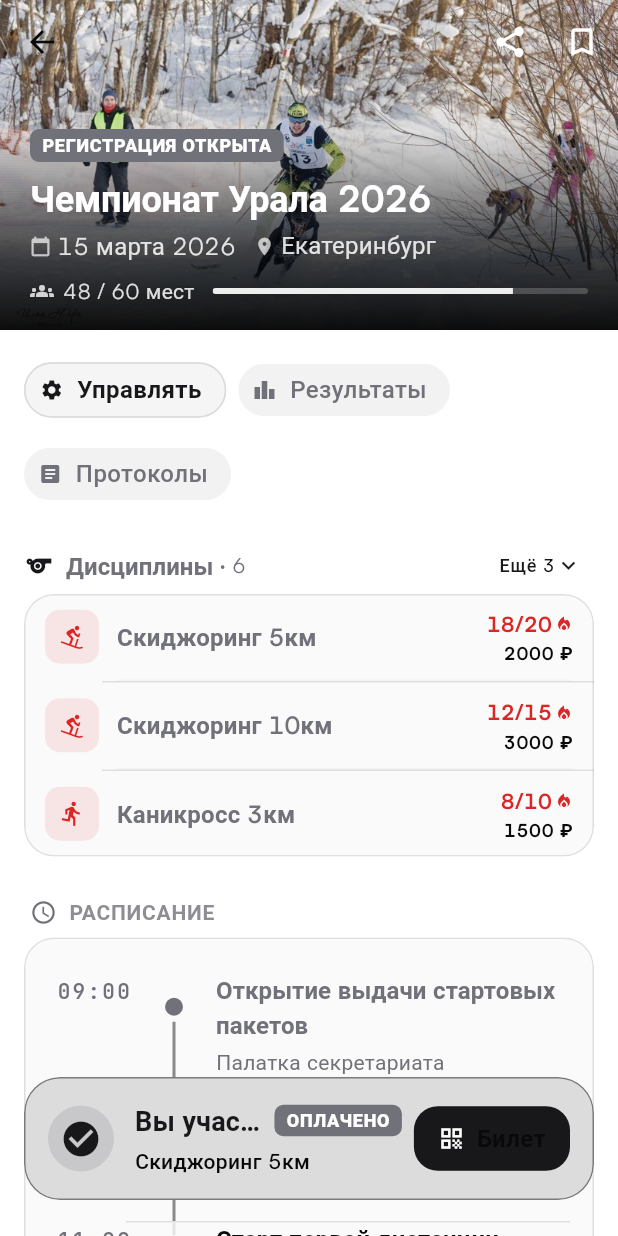
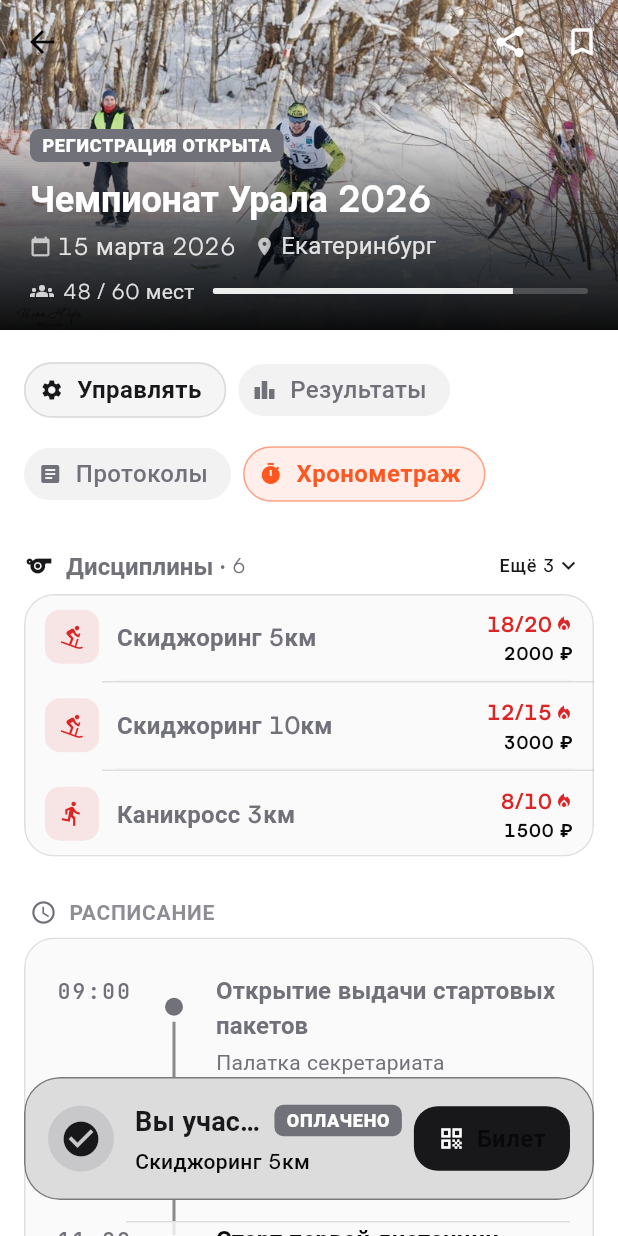
Before and after one commit to GoshaE/SportOS, a Flutter app: the EventDetailScreen screen opened directly, on a phone screen of 412 x 824 dp. Run offline on Flutter 3.47's test engine with Material 3 defaults, Android fonts, the phone set to English and light mode, and no system bars; our stand-ins replace fl_chart, flutter_riverpod, go_router, google_fonts; network calls fail.

Commit message:
refactor: Перенос Тренерского хронометража из Ops в публичный маршрут /events/:eventId/timing

```diff
--- a/app/lib/app/router.dart
+++ b/app/lib/app/router.dart
@@ -411,11 +411,6 @@ final GoRouter router = GoRouter(
               name: 'ops-map',
               builder: (context, state) => const GpsMapScreen(),
             ),
-            GoRoute(
-              path: 'coach',
-              name: 'ops-coach',
-              builder: (context, state) => const CoachTimingScreen(),
-            ),
           ],
         ),
         GoRoute(
@@ -424,6 +419,16 @@ final GoRouter router = GoRouter(
           builder: (context, state) => const LiveResultsScreen(),
         ),
       ],
+    ),
+
+    // ═══════════════════════════════════════════════
+    // Тренерский Хронометраж (публичный)
+    // ═══════════════════════════════════════════════
+    GoRoute(
+      parentNavigatorKey: _rootNavigatorKey,
+      path: '/events/:eventId/timing',
+      name: 'event-coach-timing',
+      builder: (context, state) => const CoachTimingScreen(),
     ),
 
     // ═══════════════════════════════════════════════
--- a/app/lib/features/events/event_detail_screen.dart
+++ b/app/lib/features/events/event_detail_screen.dart
@@ -158,6 +158,14 @@ class EventDetailScreen extends StatelessWidget {
                         side: BorderSide.none,
                         shape: const StadiumBorder(),
                         onPressed: () => context.push('/results/$resolvedEventId/protocol'),
+                      ),
+                      ActionChip(
+                        avatar: Icon(Icons.timer, size: 16, color: Colors.deepOrange),
+                        label: Text('Хронометраж', style: theme.textTheme.labelLarge?.copyWith(fontWeight: FontWeight.w600, color: Colors.deepOrange)),
+                        backgroundColor: Colors.deepOrange.withValues(alpha: 0.1),
+                        side: BorderSide(color: Colors.deepOrange.withValues(alpha: 0.3)),
+                        shape: const StadiumBorder(),
+                        onPressed: () => context.push('/events/$resolvedEventId/timing'),
                       ),
                     ],
                   ),
```
Also changed, not shown: app/lib/features/ops/ops_timing_hub_screen.dart (+0 -8 lines).
